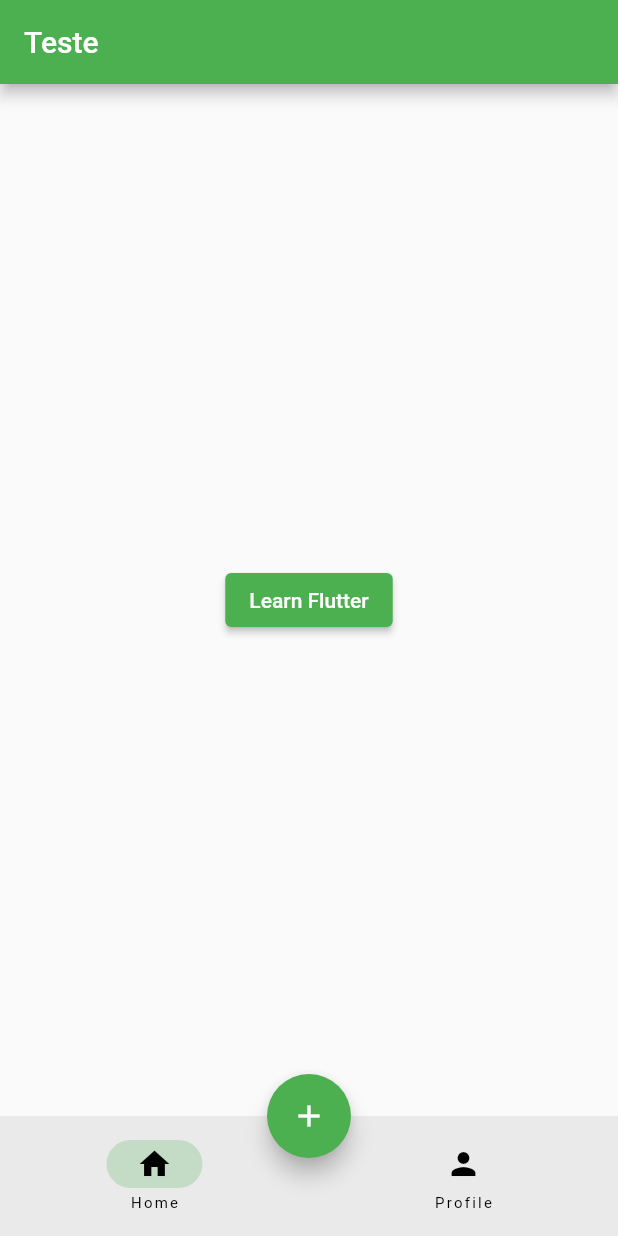
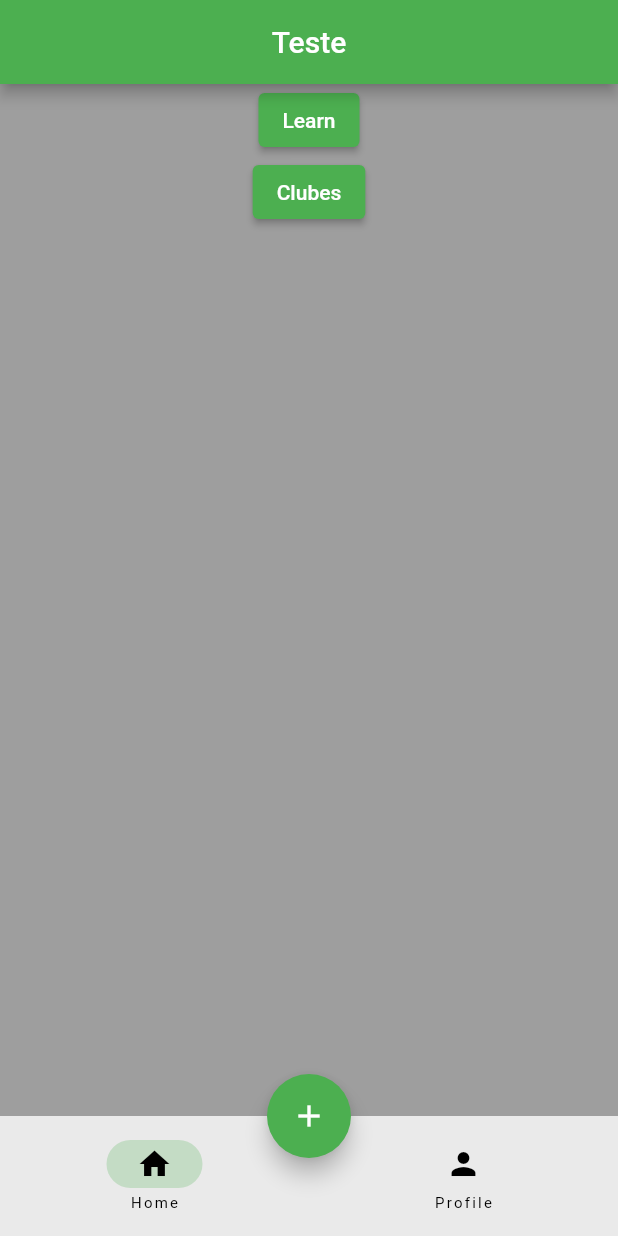
Before and after one commit to PauloBDev/Futebol-App, a Flutter app: the screen it shows after launch, on a phone screen of 412 x 824 dp. Run offline on Flutter 3.47's test engine with Material 2 defaults, Android fonts, the light colour scheme and no system bars.

Commit message:
tentativas do projeto 2

```diff
--- /dev/null
+++ b/lib/clubes.dart
@@ -0,0 +1,7 @@
+import 'package:flutter/material.dart';
+
+class Clubes {
+  String? name;
+
+  Clubes({this.name});
+}
--- a/lib/home_page.dart
+++ b/lib/home_page.dart
@@ -1,12 +1,15 @@
 import 'package:flutter/material.dart';
 import 'package:trabalho2/learn_flutter.dart';
+import 'package:trabalho2/clubes_page.dart';
 
 class HomePage extends StatelessWidget {
   const HomePage({super.key});
 
   @override
   Widget build(BuildContext context) {
-    return Center(
+    return Column(
+      children: [
+        Center(
           child: ElevatedButton(
             onPressed: () {
               Navigator.of(context).push(
@@ -17,8 +20,22 @@ class HomePage extends StatelessWidget {
                 ),
               );
             },
-        child: const Text('Learn Flutter'),
+            child: const Text('Learn'),
           ),
+        ),
+        ElevatedButton(
+          onPressed: () {
+            Navigator.of(context).push(
+              MaterialPageRoute(
+                builder: (BuildContext context) {
+                  return const ClubesPage();
+                },
+              ),
+            );
+          },
+          child: const Text('Clubes'),
+        ),
+      ],
     );
   }
 }
--- a/lib/main.dart
+++ b/lib/main.dart
@@ -13,7 +13,7 @@ class MyApp extends StatelessWidget {
     return MaterialApp(
       debugShowCheckedModeBanner: false,
       theme: ThemeData(primarySwatch: Colors.green),
-      home: RootPage(),
+      home: const RootPage(),
     );
   }
 }
@@ -35,9 +35,13 @@ class _RootPageState extends State<RootPage> {
   Widget build(BuildContext context) {
     return Scaffold(
       appBar: AppBar(
-        title: const Text('Teste'),
+        centerTitle: true,
+        title: const Text(
+          'Teste',
+        ),
       ),
       body: pages[currentPage],
+      backgroundColor: Colors.grey,
       floatingActionButton: FloatingActionButton(
         onPressed: () {
           debugPrint('Floating Action Button');
```
Also changed, not shown: lib/clubes_page.dart (added, +188 -0 lines), lib/competition_page.dart (added, +16 -0 lines), lib/equipa.dart (added, +30 -0 lines), lib/equipa_page.dart (added, +17 -0 lines), images/lpfp_logo.png (added), lib/competition.dart (added). Lines whose indentation alone changed are shown as unchanged.
